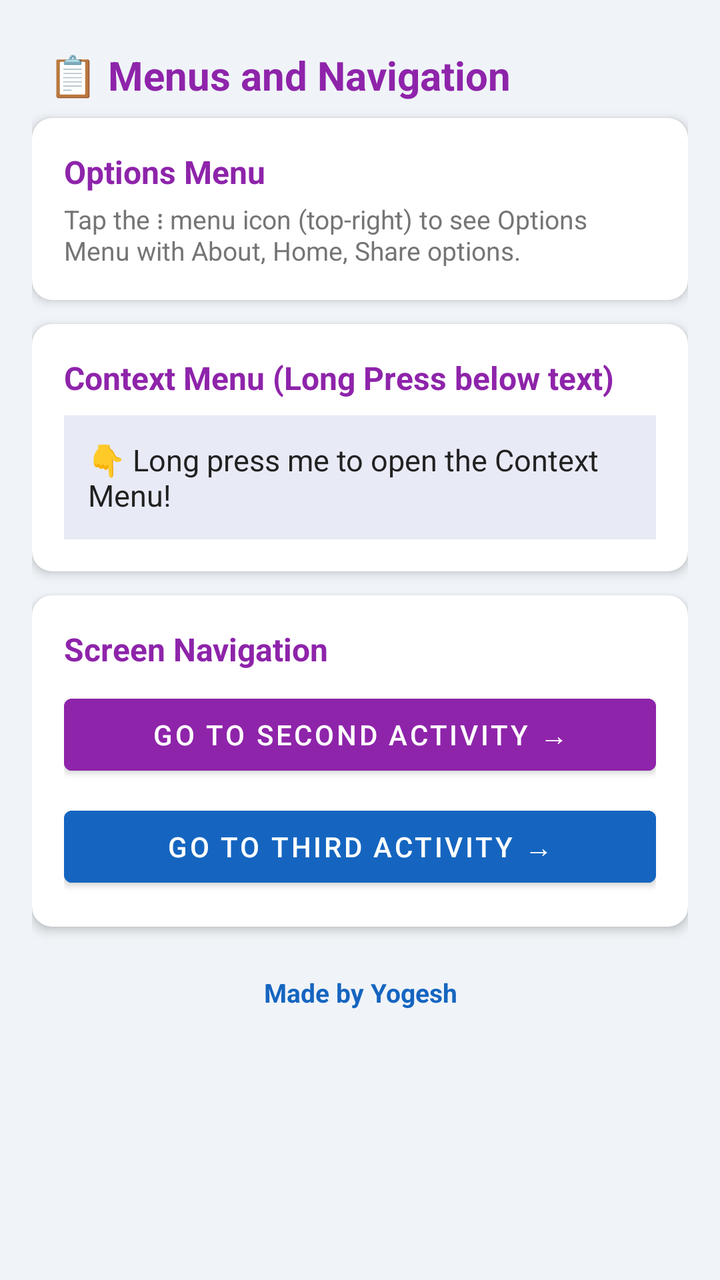
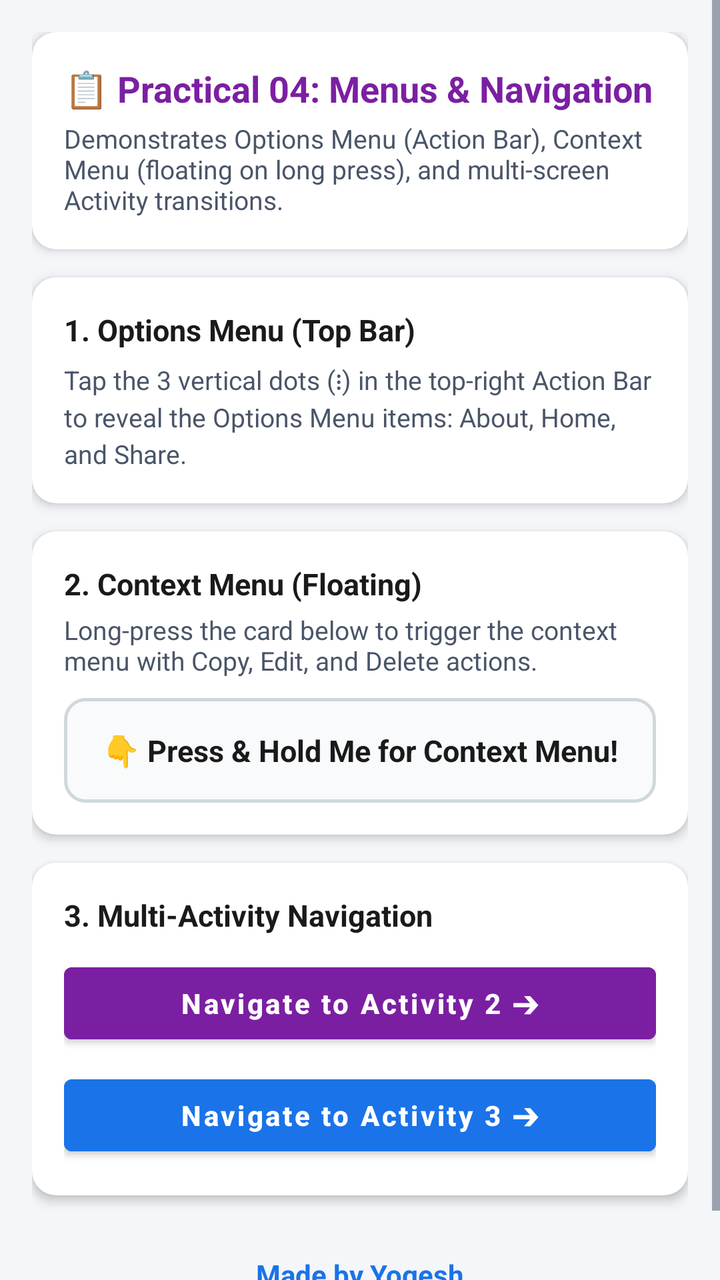

Compare the two renders of this Android layout. The source of the first and the diff that turns it into the second are given below.
<!-- AndroidManifest.xml: application theme Theme.AndroidLabPracticals -->
<!-- res/layout/activity_menus.xml -->
<?xml version="1.0" encoding="utf-8"?>
<ScrollView xmlns:android="http://schemas.android.com/apk/res/android"
    android:layout_width="match_parent"
    android:layout_height="match_parent"
    android:background="@color/dashboard_bg">

    <LinearLayout
        android:layout_width="match_parent"
        android:layout_height="wrap_content"
        android:orientation="vertical"
        android:padding="16dp">

        <TextView
            android:layout_width="match_parent"
            android:layout_height="wrap_content"
            android:text="📋 Menus and Navigation"
            android:textSize="20sp"
            android:textStyle="bold"
            android:textColor="@color/p4_color"
            android:padding="8dp" />

        
        <androidx.cardview.widget.CardView
            xmlns:app="http://schemas.android.com/apk/res-auto"
            android:layout_width="match_parent"
            android:layout_height="wrap_content"
            android:layout_marginBottom="12dp"
            app:cardCornerRadius="10dp"
            app:cardElevation="3dp">
            <LinearLayout android:layout_width="match_parent" android:layout_height="wrap_content"
                android:orientation="vertical" android:padding="16dp">
                <TextView android:layout_width="wrap_content" android:layout_height="wrap_content"
                    android:text="Options Menu" android:textStyle="bold" android:textSize="16sp"
                    android:textColor="@color/p4_color" />
                <TextView android:layout_width="wrap_content" android:layout_height="wrap_content"
                    android:text="Tap the ⋮ menu icon (top-right) to see Options Menu with About, Home, Share options."
                    android:textSize="13sp" android:textColor="@color/text_secondary" android:layout_marginTop="4dp" />
            </LinearLayout>
        </androidx.cardview.widget.CardView>

        
        <androidx.cardview.widget.CardView
            xmlns:app="http://schemas.android.com/apk/res-auto"
            android:layout_width="match_parent"
            android:layout_height="wrap_content"
            android:layout_marginBottom="12dp"
            app:cardCornerRadius="10dp"
            app:cardElevation="3dp">
            <LinearLayout android:layout_width="match_parent" android:layout_height="wrap_content"
                android:orientation="vertical" android:padding="16dp">
                <TextView android:layout_width="wrap_content" android:layout_height="wrap_content"
                    android:text="Context Menu (Long Press below text)" android:textStyle="bold"
                    android:textSize="16sp" android:textColor="@color/p4_color" />
                <TextView
                    android:id="@+id/tv_context_target"
                    android:layout_width="match_parent"
                    android:layout_height="wrap_content"
                    android:text="👇 Long press me to open the Context Menu!"
                    android:textSize="15sp"
                    android:padding="12dp"
                    android:layout_marginTop="8dp"
                    android:background="#E8EAF6"
                    android:textColor="@color/text_primary" />
            </LinearLayout>
        </androidx.cardview.widget.CardView>

        
        <androidx.cardview.widget.CardView
            xmlns:app="http://schemas.android.com/apk/res-auto"
            android:layout_width="match_parent"
            android:layout_height="wrap_content"
            android:layout_marginBottom="12dp"
            app:cardCornerRadius="10dp"
            app:cardElevation="3dp">
            <LinearLayout android:layout_width="match_parent" android:layout_height="wrap_content"
                android:orientation="vertical" android:padding="16dp">
                <TextView android:layout_width="wrap_content" android:layout_height="wrap_content"
                    android:text="Screen Navigation" android:textStyle="bold" android:textSize="16sp"
                    android:textColor="@color/p4_color" />
                <Button
                    android:id="@+id/btn_go_second"
                    android:layout_width="match_parent"
                    android:layout_height="wrap_content"
                    android:text="Go to Second Activity →"
                    android:layout_marginTop="8dp"
                    android:backgroundTint="@color/p4_color" />
                <Button
                    android:id="@+id/btn_go_third"
                    android:layout_width="match_parent"
                    android:layout_height="wrap_content"
                    android:text="Go to Third Activity →"
                    android:layout_marginTop="8dp"
                    android:backgroundTint="@color/colorPrimary" />
            </LinearLayout>
        </androidx.cardview.widget.CardView>

        <TextView
            android:layout_width="match_parent"
            android:layout_height="wrap_content"
            android:text="Made by Yogesh"
            android:textColor="@color/colorPrimary"
            android:textSize="13sp"
            android:textStyle="bold"
            android:gravity="center"
            android:padding="12dp" />

    </LinearLayout>
</ScrollView>
<!-- resources referenced by this layout -->
<resources>
  <color name="colorPrimary">#1565C0</color>
  <color name="dashboard_bg">#F0F4F8</color>
  <color name="p4_color">#8E24AA</color>
  <color name="text_primary">#212121</color>
  <color name="text_secondary">#757575</color>
  <style name="Theme.AndroidLabPracticals" parent="Theme.MaterialComponents.DayNight.DarkActionBar">
          <item name="colorPrimary">@color/colorPrimary</item>
          <item name="colorPrimaryVariant">@color/colorPrimaryDark</item>
          <item name="colorOnPrimary">@color/white</item>
          <item name="colorSecondary">@color/colorAccent</item>
          <item name="colorOnSecondary">@color/white</item>
          <item name="android:statusBarColor">@color/colorPrimaryDark</item>
      </style>
  <color name="colorPrimaryDark">#0D47A1</color>
  <color name="white">#FFFFFF</color>
  <color name="colorAccent">#FF6F00</color>
</resources>

<!-- the commit's change to res/layout/activity_menus.xml (unified diff, before → after) -->
@@ -1,5 +1,6 @@
 <?xml version="1.0" encoding="utf-8"?>
 <ScrollView xmlns:android="http://schemas.android.com/apk/res/android"
+    xmlns:app="http://schemas.android.com/apk/res-auto"
     android:layout_width="match_parent"
     android:layout_height="match_parent"
     android:background="@color/dashboard_bg">
@@ -10,85 +11,161 @@
         android:orientation="vertical"
         android:padding="16dp">
 
-        <TextView
+        
+        <androidx.cardview.widget.CardView
             android:layout_width="match_parent"
             android:layout_height="wrap_content"
-            android:text="📋 Menus and Navigation"
-            android:textSize="20sp"
-            android:textStyle="bold"
-            android:textColor="@color/p4_color"
-            android:padding="8dp" />
+            android:layout_marginBottom="14dp"
+            app:cardCornerRadius="12dp"
+            app:cardElevation="3dp"
+            app:cardBackgroundColor="@color/card_bg">
 
-        
-        <androidx.cardview.widget.CardView
-            xmlns:app="http://schemas.android.com/apk/res-auto"
-            android:layout_width="match_parent"
-            android:layout_height="wrap_content"
-            android:layout_marginBottom="12dp"
-            app:cardCornerRadius="10dp"
-            app:cardElevation="3dp">
-            <LinearLayout android:layout_width="match_parent" android:layout_height="wrap_content"
-                android:orientation="vertical" android:padding="16dp">
-                <TextView android:layout_width="wrap_content" android:layout_height="wrap_content"
-                    android:text="Options Menu" android:textStyle="bold" android:textSize="16sp"
+            <LinearLayout
+                android:layout_width="match_parent"
+                android:layout_height="wrap_content"
+                android:orientation="vertical"
+                android:padding="16dp">
+
+                <TextView
+                    android:layout_width="wrap_content"
+                    android:layout_height="wrap_content"
+                    android:text="📋 Practical 04: Menus &amp; Navigation"
+                    android:textSize="18sp"
+                    android:textStyle="bold"
                     android:textColor="@color/p4_color" />
-                <TextView android:layout_width="wrap_content" android:layout_height="wrap_content"
-                    android:text="Tap the ⋮ menu icon (top-right) to see Options Menu with About, Home, Share options."
-                    android:textSize="13sp" android:textColor="@color/text_secondary" android:layout_marginTop="4dp" />
+
+                <TextView
+                    android:layout_width="wrap_content"
+                    android:layout_height="wrap_content"
+                    android:text="Demonstrates Options Menu (Action Bar), Context Menu (floating on long press), and multi-screen Activity transitions."
+                    android:textSize="13sp"
+                    android:textColor="@color/text_secondary"
+                    android:layout_marginTop="4dp" />
             </LinearLayout>
         </androidx.cardview.widget.CardView>
 
         
         <androidx.cardview.widget.CardView
-            xmlns:app="http://schemas.android.com/apk/res-auto"
             android:layout_width="match_parent"
             android:layout_height="wrap_content"
-            android:layout_marginBottom="12dp"
-            app:cardCornerRadius="10dp"
-            app:cardElevation="3dp">
-            <LinearLayout android:layout_width="match_parent" android:layout_height="wrap_content"
-                android:orientation="vertical" android:padding="16dp">
-                <TextView android:layout_width="wrap_content" android:layout_height="wrap_content"
-                    android:text="Context Menu (Long Press below text)" android:textStyle="bold"
-                    android:textSize="16sp" android:textColor="@color/p4_color" />
+            android:layout_marginBottom="14dp"
+            app:cardCornerRadius="12dp"
+            app:cardElevation="3dp"
+            app:cardBackgroundColor="@color/card_bg">
+
+            <LinearLayout
+                android:layout_width="match_parent"
+                android:layout_height="wrap_content"
+                android:orientation="vertical"
+                android:padding="16dp">
+
                 <TextView
-                    android:id="@+id/tv_context_target"
-                    android:layout_width="match_parent"
+                    android:layout_width="wrap_content"
                     android:layout_height="wrap_content"
-                    android:text="👇 Long press me to open the Context Menu!"
+                    android:text="1. Options Menu (Top Bar)"
+                    android:textStyle="bold"
                     android:textSize="15sp"
-                    android:padding="12dp"
-                    android:layout_marginTop="8dp"
-                    android:background="#E8EAF6"
                     android:textColor="@color/text_primary" />
+
+                <TextView
+                    android:layout_width="wrap_content"
+                    android:layout_height="wrap_content"
+                    android:text="Tap the 3 vertical dots (⋮) in the top-right Action Bar to reveal the Options Menu items: About, Home, and Share."
+                    android:textSize="13sp"
+                    android:textColor="@color/text_secondary"
+                    android:lineSpacingExtra="3dp"
+                    android:layout_marginTop="6dp" />
             </LinearLayout>
         </androidx.cardview.widget.CardView>
 
         
         <androidx.cardview.widget.CardView
-            xmlns:app="http://schemas.android.com/apk/res-auto"
             android:layout_width="match_parent"
             android:layout_height="wrap_content"
-            android:layout_marginBottom="12dp"
-            app:cardCornerRadius="10dp"
-            app:cardElevation="3dp">
-            <LinearLayout android:layout_width="match_parent" android:layout_height="wrap_content"
-                android:orientation="vertical" android:padding="16dp">
-                <TextView android:layout_width="wrap_content" android:layout_height="wrap_content"
-                    android:text="Screen Navigation" android:textStyle="bold" android:textSize="16sp"
-                    android:textColor="@color/p4_color" />
+            android:layout_marginBottom="14dp"
+            app:cardCornerRadius="12dp"
+            app:cardElevation="3dp"
+            app:cardBackgroundColor="@color/card_bg">
+
+            <LinearLayout
+                android:layout_width="match_parent"
+                android:layout_height="wrap_content"
+                android:orientation="vertical"
+                android:padding="16dp">
+
+                <TextView
+                    android:layout_width="wrap_content"
+                    android:layout_height="wrap_content"
+                    android:text="2. Context Menu (Floating)"
+                    android:textStyle="bold"
+                    android:textSize="15sp"
+                    android:textColor="@color/text_primary" />
+
+                <TextView
+                    android:layout_width="wrap_content"
+                    android:layout_height="wrap_content"
+                    android:text="Long-press the card below to trigger the context menu with Copy, Edit, and Delete actions."
+                    android:textSize="13sp"
+                    android:textColor="@color/text_secondary"
+                    android:layout_marginTop="4dp"
+                    android:layout_marginBottom="10dp" />
+
+                <TextView
+                    android:id="@+id/tv_context_target"
+                    android:layout_width="match_parent"
+                    android:layout_height="wrap_content"
+                    android:text="👇 Press &amp; Hold Me for Context Menu!"
+                    android:textSize="15sp"
+                    android:textStyle="bold"
+                    android:background="@drawable/bg_saved_data"
+                    android:textColor="@color/text_primary"
+                    android:gravity="center"
+                    android:padding="16dp" />
+            </LinearLayout>
+        </androidx.cardview.widget.CardView>
+
+        
+        <androidx.cardview.widget.CardView
+            android:layout_width="match_parent"
+            android:layout_height="wrap_content"
+            android:layout_marginBottom="16dp"
+            app:cardCornerRadius="12dp"
+            app:cardElevation="3dp"
+            app:cardBackgroundColor="@color/card_bg">
+
+            <LinearLayout
+                android:layout_width="match_parent"
+                android:layout_height="wrap_content"
+                android:orientation="vertical"
+                android:padding="16dp">
+
+                <TextView
+                    android:layout_width="wrap_content"
+                    android:layout_height="wrap_content"
+                    android:text="3. Multi-Activity Navigation"
+                    android:textStyle="bold"
+                    android:textSize="15sp"
+                    android:textColor="@color/text_primary" />
+
                 <Button
                     android:id="@+id/btn_go_second"
                     android:layout_width="match_parent"
                     android:layout_height="wrap_content"
-                    android:text="Go to Second Activity →"
-                    android:layout_marginTop="8dp"
+                    android:text="Navigate to Activity 2 ➔"
+                    android:textAllCaps="false"
+                    android:textStyle="bold"
+                    android:textColor="@color/white"
+                    android:layout_marginTop="10dp"
                     android:backgroundTint="@color/p4_color" />
+
                 <Button
                     android:id="@+id/btn_go_third"
                     android:layout_width="match_parent"
                     android:layout_height="wrap_content"
-                    android:text="Go to Third Activity →"
+                    android:text="Navigate to Activity 3 ➔"
+                    android:textAllCaps="false"
+                    android:textStyle="bold"
+                    android:textColor="@color/white"
                     android:layout_marginTop="8dp"
                     android:backgroundTint="@color/colorPrimary" />
             </LinearLayout>
@@ -99,10 +176,10 @@
             android:layout_height="wrap_content"
             android:text="Made by Yogesh"
             android:textColor="@color/colorPrimary"
-            android:textSize="13sp"
+            android:textSize="14sp"
             android:textStyle="bold"
             android:gravity="center"
-            android:padding="12dp" />
+            android:padding="14dp" />
 
     </LinearLayout>
 </ScrollView>
<!-- resource entries referenced after the edit -->
@@ -1,20 +1,52 @@
 <!-- resources referenced by this layout -->
 <resources>
-  <color name="colorPrimary">#1565C0</color>
-  <color name="dashboard_bg">#F0F4F8</color>
-  <color name="p4_color">#8E24AA</color>
-  <color name="text_primary">#212121</color>
-  <color name="text_secondary">#757575</color>
-  <style name="Theme.AndroidLabPracticals" parent="Theme.MaterialComponents.DayNight.DarkActionBar">
+  <color name="card_bg">#FFFFFF</color>
+  <color name="colorPrimary">#1A73E8</color>
+  <color name="dashboard_bg">#F4F6F9</color>
+  <color name="p4_color">#7B1FA2</color>
+  <color name="text_primary">#1A1A1A</color>
+  <color name="text_secondary">#4A5568</color>
+  <style name="Theme.AndroidLabPracticals" parent="Theme.MaterialComponents.Light.DarkActionBar">
+          
           <item name="colorPrimary">@color/colorPrimary</item>
           <item name="colorPrimaryVariant">@color/colorPrimaryDark</item>
           <item name="colorOnPrimary">@color/white</item>
+          
           <item name="colorSecondary">@color/colorAccent</item>
           <item name="colorOnSecondary">@color/white</item>
+          
           <item name="android:statusBarColor">@color/colorPrimaryDark</item>
+  
+          
+          <item name="android:textColor">@color/text_primary</item>
+          <item name="android:textColorPrimary">@color/text_primary</item>
+          <item name="android:textColorSecondary">@color/text_secondary</item>
+          <item name="android:editTextColor">@color/text_primary</item>
+          <item name="android:textColorHint">@color/text_hint</item>
+  
+          
+          <item name="android:windowBackground">@color/dashboard_bg</item>
+          <item name="colorSurface">@color/card_bg</item>
+          <item name="colorOnSurface">@color/text_primary</item>
       </style>
-  <color name="colorPrimaryDark">#0D47A1</color>
+  <color name="colorPrimaryDark">#1557B0</color>
   <color name="white">#FFFFFF</color>
-  <color name="colorAccent">#FF6F00</color>
+  <!-- drawable bg_saved_data (drawable) -->
+  <?xml version="1.0" encoding="utf-8"?>
+  <shape xmlns:android="http://schemas.android.com/apk/res/android"
+      android:shape="rectangle">
+      <solid android:color="#F8FAFC" />
+      <stroke
+          android:width="1.5dp"
+          android:color="#CFD8DC" />
+      <corners android:radius="10dp" />
+      <padding
+          android:bottom="14dp"
+          android:left="14dp"
+          android:right="14dp"
+          android:top="14dp" />
+  </shape>
+  <color name="colorAccent">#FF6D00</color>
+  <color name="text_hint">#718096</color>
 </resources>
 
